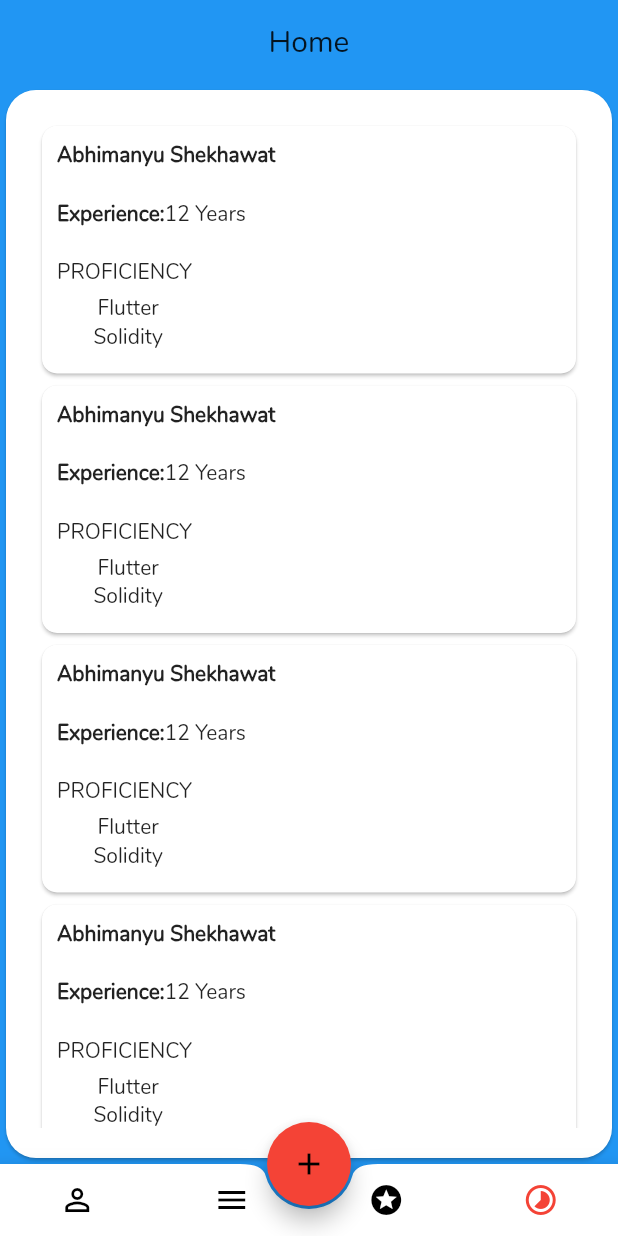
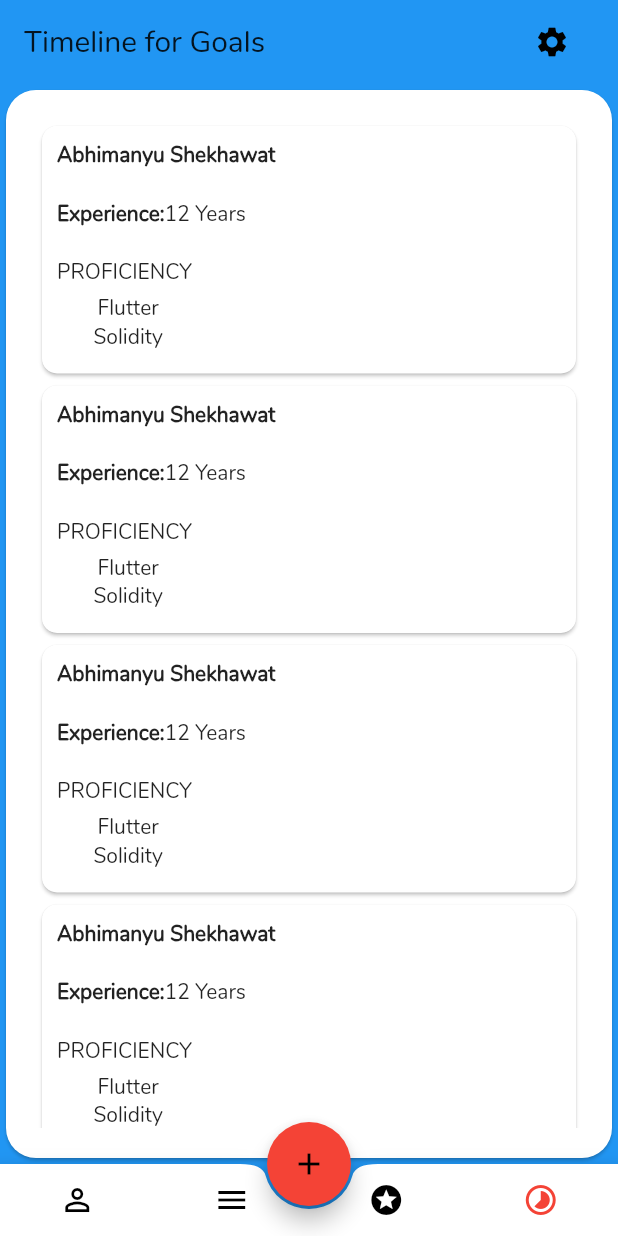
Before and after one commit to Abhimanyu121/flutter_mentor, a Flutter app: the screen it shows after launch, item 4 of the bottom bar chosen, on a phone screen of 412 x 824 dp. Run offline on Flutter 3.47's test engine with Material 2 defaults, Android fonts, the phone set to English and light mode, and no system bars.

Commit message:
Fixed app bar

```diff
--- a/lib/home.dart
+++ b/lib/home.dart
@@ -21,7 +21,22 @@ class _home_ui extends State<Home>{
   Widget build(BuildContext context) {
     return new Scaffold(
       body: (index1 ? profile : (index2 ? list_tab : (index3 ? list_tab : (index4 ? list_tab:(index5 ? list_tab:list_tab) )))),
-      appBar: AppBar(elevation: 0,shape: RoundedRectangleBorder(),centerTitle: true,title:Text("Home"),backgroundColor: Colors.blue,),
+      appBar: AppBar(
+        elevation: 0,
+        shape: RoundedRectangleBorder(),
+        //centerTitle: true,
+        title:(index1 ? Text("Profile") : (index2 ? Text("List of Mentors") : (index3 ? Text("Add Goals") : (index4 ? Text("List Of Goals"):(index5 ? Text("Timeline for Goals"):Text("")) )))),
+        actions: <Widget>[
+          FlatButton(
+            child: Icon(
+              Icons.settings,
+              color: Colors.black,
+            ),
+            onPressed: (){},
+          )
+        ],
+        backgroundColor: Colors.blue,
+      ),
       backgroundColor: Colors.blue,
       floatingActionButtonLocation: FloatingActionButtonLocation.centerDocked,
       floatingActionButton: FloatingActionButton(
```
